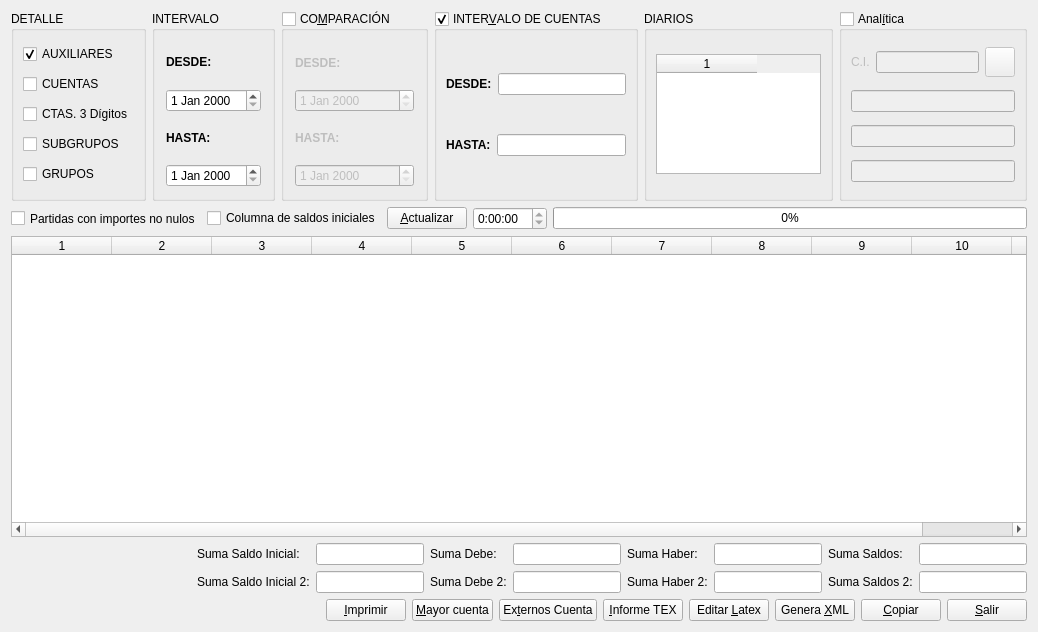
Above: bss.ui from DIBOSAJM/keme before the change. Below: the same form after it.
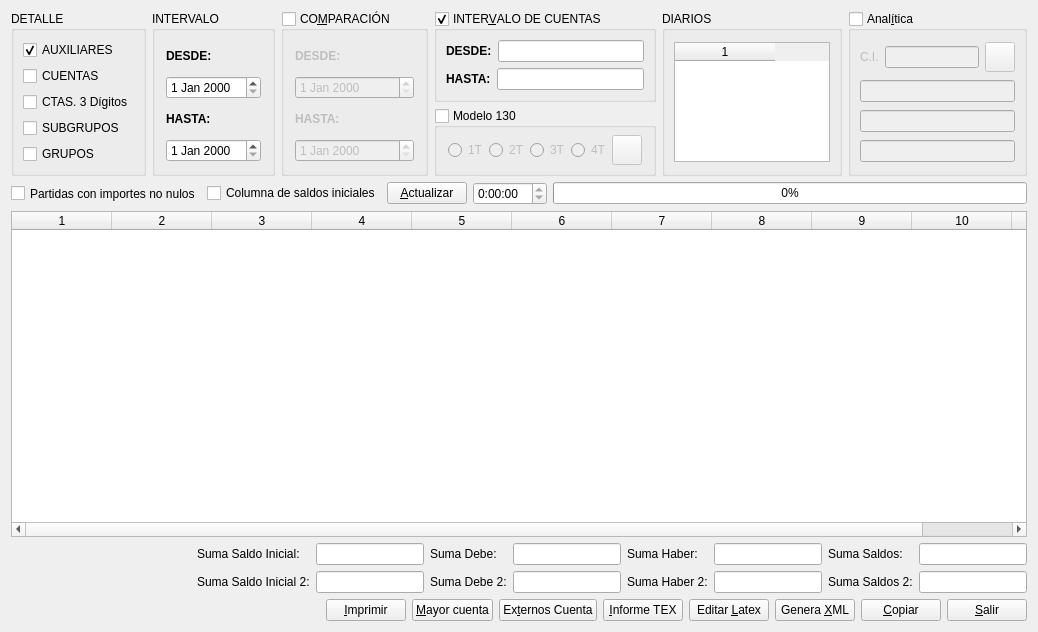
That is the form after the change. Icons and pictures are not drawn.

Commit message: Varios IA, cnae 2025, modelo 130

What changed in the file:
```diff
--- a/bss.ui
+++ b/bss.ui
@@ -14,11 +14,17 @@
   <property name="windowTitle">
    <string>Balance de sumas y saldos</string>
   </property>
-  <layout class="QVBoxLayout" name="verticalLayout">
+  <layout class="QVBoxLayout" name="verticalLayout_9">
    <item>
-    <layout class="QHBoxLayout">
+    <layout class="QHBoxLayout" name="horizontalLayout_4">
      <item>
       <widget class="QGroupBox" name="groupBox">
+       <property name="sizePolicy">
+        <sizepolicy hsizetype="Preferred" vsizetype="Minimum">
+         <horstretch>0</horstretch>
+         <verstretch>0</verstretch>
+        </sizepolicy>
+       </property>
        <property name="title">
         <string>DETALLE</string>
        </property>
@@ -81,6 +87,12 @@
      </item>
      <item>
       <widget class="QGroupBox" name="groupBox_2">
+       <property name="sizePolicy">
+        <sizepolicy hsizetype="Preferred" vsizetype="Minimum">
+         <horstretch>0</horstretch>
+         <verstretch>0</verstretch>
+        </sizepolicy>
+       </property>
        <property name="title">
         <string>INTERVALO</string>
        </property>
@@ -124,6 +136,12 @@
      </item>
      <item>
       <widget class="QGroupBox" name="compa_groupBox">
+       <property name="sizePolicy">
+        <sizepolicy hsizetype="Preferred" vsizetype="Minimum">
+         <horstretch>0</horstretch>
+         <verstretch>0</verstretch>
+        </sizepolicy>
+       </property>
        <property name="title">
         <string>CO&amp;MPARACIÓN</string>
        </property>
@@ -140,7 +158,6 @@
            <widget class="QLabel" name="label_2">
             <property name="font">
              <font>
-              <weight>75</weight>
               <bold>true</bold>
              </font>
             </property>
@@ -160,7 +177,6 @@
            <widget class="QLabel" name="label_3">
             <property name="font">
              <font>
-              <weight>75</weight>
               <bold>true</bold>
              </font>
             </property>
@@ -178,7 +194,15 @@
       </widget>
      </item>
      <item>
+      <layout class="QVBoxLayout" name="verticalLayout_8">
+       <item>
       <widget class="QGroupBox" name="cuentasgroupBox">
+         <property name="sizePolicy">
+          <sizepolicy hsizetype="Preferred" vsizetype="Minimum">
+           <horstretch>0</horstretch>
+           <verstretch>0</verstretch>
+          </sizepolicy>
+         </property>
        <property name="title">
         <string>INTER&amp;VALO DE CUENTAS</string>
        </property>
@@ -277,7 +301,106 @@
       </widget>
      </item>
      <item>
+        <widget class="QGroupBox" name="mod_130_groupBox">
+         <property name="enabled">
+          <bool>true</bool>
+         </property>
+         <property name="sizePolicy">
+          <sizepolicy hsizetype="Preferred" vsizetype="Minimum">
+           <horstretch>0</horstretch>
+           <verstretch>0</verstretch>
+          </sizepolicy>
+         </property>
+         <property name="maximumSize">
+          <size>
+           <width>16777215</width>
+           <height>80</height>
+          </size>
+         </property>
+         <property name="title">
+          <string>Modelo 130</string>
+         </property>
+         <property name="checkable">
+          <bool>true</bool>
+         </property>
+         <property name="checked">
+          <bool>false</bool>
+         </property>
+         <layout class="QVBoxLayout" name="verticalLayout">
+          <property name="spacing">
+           <number>6</number>
+          </property>
+          <property name="topMargin">
+           <number>4</number>
+          </property>
+          <property name="bottomMargin">
+           <number>4</number>
+          </property>
+          <item>
+           <layout class="QHBoxLayout" name="horizontalLayout_3">
+            <property name="spacing">
+             <number>1</number>
+            </property>
+            <item>
+             <widget class="QRadioButton" name="T1_radioButton">
+              <property name="text">
+               <string>1T</string>
+              </property>
+             </widget>
+            </item>
+            <item>
+             <widget class="QRadioButton" name="T2_radioButton">
+              <property name="text">
+               <string>2T</string>
+              </property>
+             </widget>
+            </item>
+            <item>
+             <widget class="QRadioButton" name="T3_radioButton">
+              <property name="text">
+               <string>3T</string>
+              </property>
+             </widget>
+            </item>
+            <item>
+             <widget class="QRadioButton" name="T4_radioButton">
+              <property name="text">
+               <string>4T</string>
+              </property>
+             </widget>
+            </item>
+            <item>
+             <widget class="QPushButton" name="mod_130_pushButton">
+              <property name="maximumSize">
+               <size>
+                <width>30</width>
+                <height>30</height>
+               </size>
+              </property>
+              <property name="text">
+               <string/>
+              </property>
+              <property name="icon">
+               <iconset resource="keme.qrc">
+                <normaloff>:/iconos/graf/aeat.png</normaloff>:/iconos/graf/aeat.png</iconset>
+              </property>
+             </widget>
+            </item>
+           </layout>
+          </item>
+         </layout>
+        </widget>
+       </item>
+      </layout>
+     </item>
+     <item>
       <widget class="QGroupBox" name="groupBox_3">
+       <property name="sizePolicy">
+        <sizepolicy hsizetype="Preferred" vsizetype="Minimum">
+         <horstretch>0</horstretch>
+         <verstretch>0</verstretch>
+        </sizepolicy>
+       </property>
        <property name="maximumSize">
         <size>
          <width>16777215</width>
@@ -305,6 +428,12 @@
         </property>
         <item>
          <widget class="QTableWidget" name="diariostableWidget">
+          <property name="sizePolicy">
+           <sizepolicy hsizetype="Expanding" vsizetype="Minimum">
+            <horstretch>0</horstretch>
+            <verstretch>0</verstretch>
+           </sizepolicy>
+          </property>
           <property name="maximumSize">
            <size>
             <width>170</width>
@@ -322,6 +451,12 @@
      </item>
      <item>
       <widget class="QGroupBox" name="analiticagroupBox">
+       <property name="sizePolicy">
+        <sizepolicy hsizetype="Preferred" vsizetype="Minimum">
+         <horstretch>0</horstretch>
+         <verstretch>0</verstretch>
+        </sizepolicy>
+       </property>
        <property name="title">
         <string>Anal&amp;ítica</string>
        </property>
```
Left out of the diff: 28 changed lines with no effect on the pictures. Lines whose indentation alone changed are shown as unchanged. The commit also changes 22 other files.
